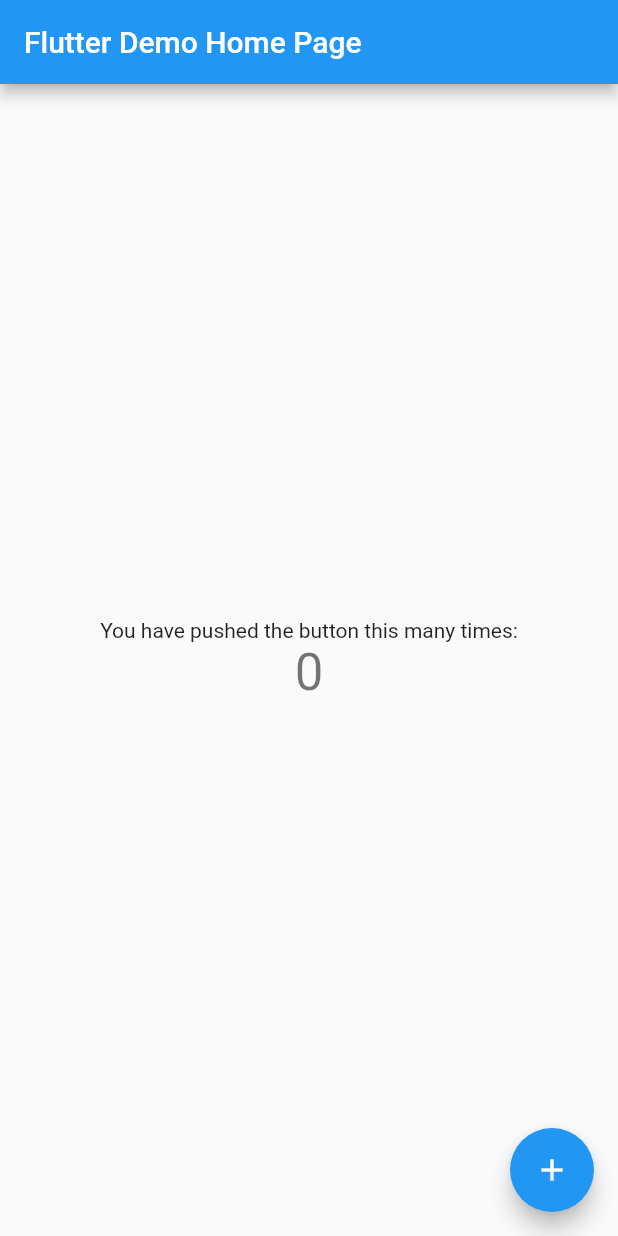
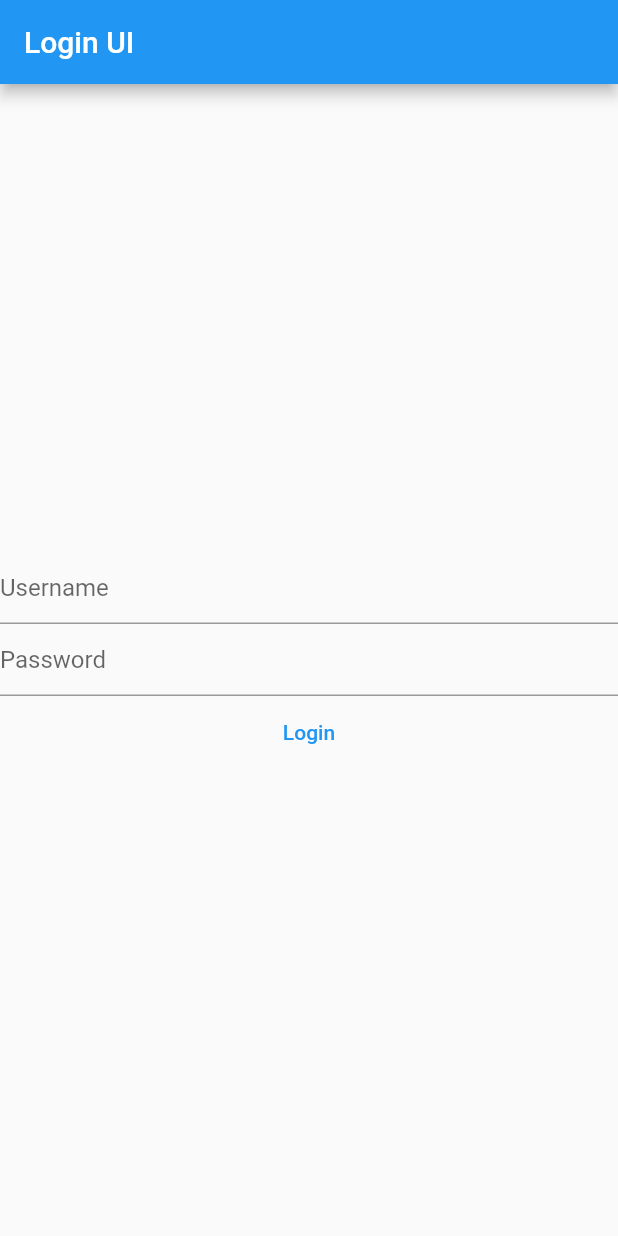
Before and after one commit to Sujan9992/flutter-tests-practice, a Flutter app: the screen it shows after launch, on a phone screen of 412 x 824 dp. Run offline on Flutter 3.47's test engine with Material 2 defaults, Android fonts, the light colour scheme and no system bars.

Commit message:
login integration test

```diff
--- a/lib/main.dart
+++ b/lib/main.dart
@@ -9,41 +9,71 @@
   Widget build(BuildContext context) => MaterialApp(
         title: 'Flutter Demo',
         theme: ThemeData(primarySwatch: Colors.blue),
-        home: const MyHomePage(title: 'Flutter Demo Home Page'),
+        home: const LoginUI(),
       );
 }
 
-class MyHomePage extends StatefulWidget {
-  const MyHomePage({super.key, required this.title});
-  final String title;
+class LoginUI extends StatefulWidget {
+  const LoginUI({super.key});
 
   @override
-  State<MyHomePage> createState() => _MyHomePageState();
+  State<LoginUI> createState() => _LoginUIState();
 }
 
-class _MyHomePageState extends State<MyHomePage> {
-  int _counter = 0;
-  void _incrementCounter() => setState(() => _counter++);
+class _LoginUIState extends State<LoginUI> {
+  final _usernameController = TextEditingController();
+  final _passwordController = TextEditingController();
+
+  void _login() {
+    if (_usernameController.text.trim() == 'username' &&
+        _passwordController.text.trim() == 'password') {
+      Navigator.pushReplacement(context,
+          MaterialPageRoute(builder: (BuildContext context) => const HomeUI()));
+    } else {
+      showDialog(
+        context: context,
+        builder: (BuildContext context) => AlertDialog(
+          title: const Text('Error'),
+          content: const Text('Invalid username or password'),
+          actions: <Widget>[
+            TextButton(
+              child: const Text('OK'),
+              onPressed: () => Navigator.pop(context),
+            )
+          ],
+        ),
+      );
+    }
+  }
 
   @override
   Widget build(BuildContext context) => Scaffold(
-        appBar: AppBar(title: Text(widget.title)),
+        appBar: AppBar(title: const Text('Login UI')),
         body: Center(
           child: Column(
             mainAxisAlignment: MainAxisAlignment.center,
             children: <Widget>[
-              const Text('You have pushed the button this many times:'),
-              Text(
-                '$_counter',
-                style: Theme.of(context).textTheme.headlineMedium,
+              TextField(
+                key: const Key('username'),
+                controller: _usernameController,
+                decoration: const InputDecoration(hintText: 'Username'),
               ),
+              TextField(
+                key: const Key('password'),
+                controller: _passwordController,
+                decoration: const InputDecoration(hintText: 'Password'),
+              ),
+              TextButton(onPressed: _login, child: const Text('Login')),
             ],
           ),
         ),
-        floatingActionButton: FloatingActionButton(
-          onPressed: _incrementCounter,
-          tooltip: 'Increment',
-          child: const Icon(Icons.add),
-        ),
       );
 }
+
+class HomeUI extends StatelessWidget {
+  const HomeUI({super.key});
+
+  @override
+  Widget build(BuildContext context) =>
+      const Scaffold(body: Center(child: Text('Home UI')));
+}
--- a/pubspec.yaml
+++ b/pubspec.yaml
@@ -16,6 +16,8 @@
 dev_dependencies:
   flutter_test:
     sdk: flutter
+  integration_test:
+    sdk: flutter
 
   flutter_lints: ^2.0.0
 
```
Also changed, not shown: pubspec.lock, 1 other file.
